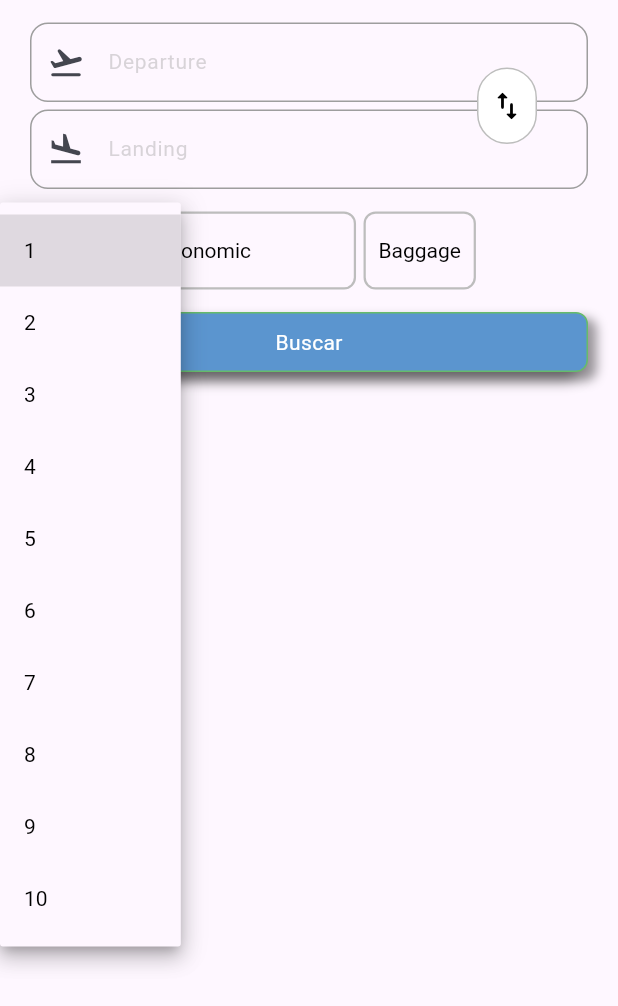
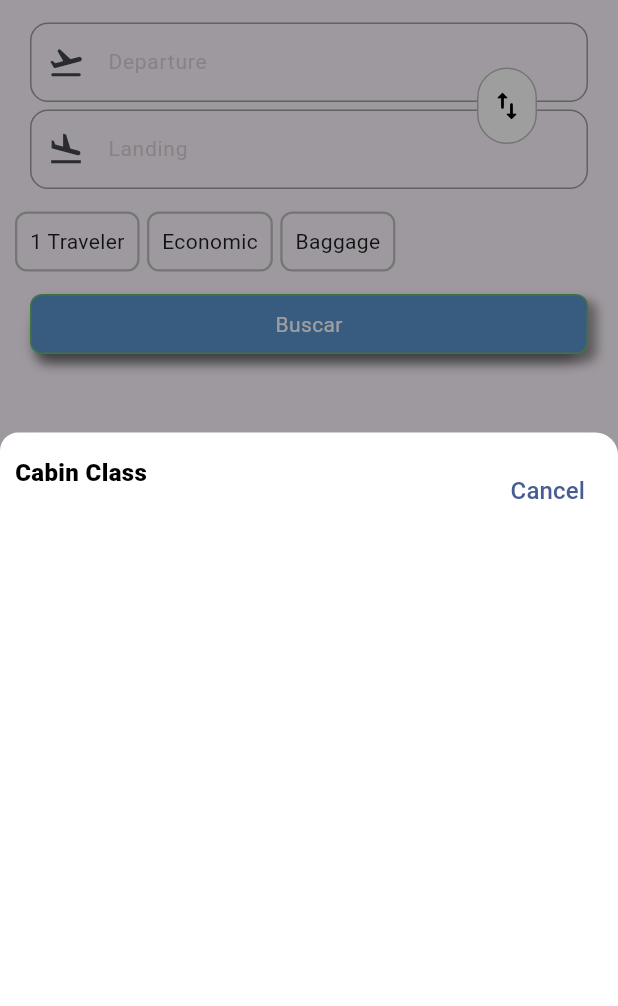
Before and after one commit to SebastianG03/flights_app_ui, a Flutter app: the screen it shows after launch, after a tap on "1 Traveler", on a phone screen of 412 x 824 dp. Shown: the top 1006 px of the screen. Run offline on Flutter 3.47's test engine with Material 3 defaults, Android fonts, the phone set to English and light mode, and no system bars; our stand-ins replace animate_do, flutter_map, flutter_riverpod, go_router, google_fonts, hooks_riverpod and 2 more.

Commit message:
Buttons changed, modal view partially completed

```diff
--- a/lib/config/theme/app_theme.dart
+++ b/lib/config/theme/app_theme.dart
@@ -48,6 +48,9 @@ class AppTheme {
   static final ThemeData lightTheme = ThemeData.light().copyWith(
       primaryColor: Colors.lightBlue,
       colorScheme: ColorScheme.fromSeed(seedColor: Colors.blueAccent.shade400),
+      bottomSheetTheme: const BottomSheetThemeData(
+        backgroundColor: Colors.white,
+      ),
       buttonTheme: const ButtonThemeData(
         padding: EdgeInsets.all(15),
         splashColor: Colors.transparent,
--- a/lib/layers/presentation/widgets/components/search/flight_details.dart
+++ b/lib/layers/presentation/widgets/components/search/flight_details.dart
@@ -1,3 +1,4 @@
+import 'package:flights_app/layers/presentation/widgets/custom/modals/bottom_modal.dart';
 import 'package:flutter/material.dart';
 
 import '../../custom/buttons/custom_dropdown.dart';
@@ -7,27 +8,34 @@ class FlightDetails extends StatelessWidget {
 
   @override
   Widget build(BuildContext context) {
-    return const Padding(
-      padding: EdgeInsets.only(right: 10, left: 10, bottom: 10),
+    return Padding(
+      padding: const EdgeInsets.only(right: 10, left: 10, bottom: 10),
       child: Row(
         children: [
-          CustomDropdownButton(
+          CustomModalButton(
             hint: '1 Traveler',
-            items: ['1', '2', '3', '4', '5', '6', '7', '8', '9', '10'],
+            onTap: () {
+              BottomModalSheet.show(
+                  context,
+                  "Cabin Class",
+                  Container(
+                    height: 200,
+                  ));
+            },
           ),
-          SizedBox(
+          const SizedBox(
             width: 5,
           ),
-          CustomDropdownButton(
+          CustomModalButton(
             hint: 'Economic',
-            items: ['Economic', 'Premium Economic', 'Business', 'First'],
+            onTap: () {},
           ),
-          SizedBox(
+          const SizedBox(
             width: 5,
           ),
-          CustomDropdownButton(
+          CustomModalButton(
             hint: 'Baggage',
-            items: ['1', '2', '3', '4', '5', '6', '7', '8', '9', '10'],
+            onTap: () {},
           ),
         ],
       ),
--- a/lib/layers/presentation/widgets/custom/buttons/clear_icon.dart
+++ b/lib/layers/presentation/widgets/custom/buttons/clear_icon.dart
@@ -1,3 +1,4 @@
+import 'package:animate_do/animate_do.dart';
 import 'package:flutter/material.dart';
 
 class ClearIcon extends StatelessWidget {
@@ -15,7 +16,12 @@ class ClearIcon extends StatelessWidget {
 
   @override
   Widget build(BuildContext context) {
-    return Container(
+    return FadeInLeft(
+      animate: true,
+      from: 15,
+      duration: const Duration(milliseconds: 500),
+      curve: Curves.fastOutSlowIn,
+      child: Container(
         margin: const EdgeInsets.all(10.0),
         decoration: BoxDecoration(
           color: backgroundColor,
@@ -28,6 +34,7 @@ class ClearIcon extends StatelessWidget {
           color: iconColor,
           size: iconSize,
         ),
+      ),
     );
   }
 }
--- a/lib/layers/presentation/widgets/custom/buttons/custom_dropdown.dart
+++ b/lib/layers/presentation/widgets/custom/buttons/custom_dropdown.dart
@@ -1,41 +1,29 @@
 import 'package:flutter/material.dart';
 
-class CustomDropdownButton extends StatefulWidget {
+class CustomModalButton extends StatefulWidget {
   final String hint;
-  final List<String> items;
-  const CustomDropdownButton(
-      {super.key, required this.items, required this.hint});
+  final VoidCallback onTap;
+  const CustomModalButton({super.key, required this.onTap, required this.hint});
 
   @override
-  State<CustomDropdownButton> createState() => _CustomDropdownButtonState();
+  State<CustomModalButton> createState() => _CustomModalButtonState();
 }
 
-class _CustomDropdownButtonState extends State<CustomDropdownButton> {
+class _CustomModalButtonState extends State<CustomModalButton> {
   @override
   Widget build(BuildContext context) {
-    return DecoratedBox(
-      decoration: BoxDecoration(
-        borderRadius: BorderRadius.circular(8),
-        border: Border.all(color: Colors.grey.shade400, width: 1.5),
+    return InkWell(
+      onTap: () => widget.onTap(),
+      child: DecoratedBox(
+        decoration: BoxDecoration(
+          borderRadius: BorderRadius.circular(8),
+          border: Border.all(color: Colors.grey.shade400, width: 1.5),
+        ),
+        child: Padding(
+          padding: const EdgeInsets.all(10.0),
+          child: Text(widget.hint),
+        ),
       ),
-      child: DropdownButton<String>(
-          iconSize: 0,
-          padding: const EdgeInsets.symmetric(horizontal: 10, vertical: 2),
-          hint: Text(
-            widget.hint,
-            style: const TextStyle(color: Colors.black, fontSize: 14),
-          ),
-          items: [
-            ...widget.items.map((val) => DropdownMenuItem<String>(
-                value: val,
-                child: Text(
-                  val,
-                )))
-          ],
-          style: const TextStyle(
-              fontWeight: FontWeight.normal, fontSize: 14, color: Colors.black),
-          underline: const SizedBox.shrink(),
-          onChanged: (value) {}),
     );
   }
 }
--- /dev/null
+++ b/lib/layers/presentation/widgets/custom/modals/bottom_modal.dart
@@ -0,0 +1,84 @@
+import 'package:flights_app/config/theme/app_theme.dart';
+import 'package:flutter/material.dart';
+
+class BottomModalSheet {
+  static void show(BuildContext context, String title, Widget content) {
+    Scaffold.of(context).showBottomSheet((context) {
+      return BottomSheetContainer(title: title, content: content);
+    });
+  }
+}
+
+class _BottomModalSheetHeader extends StatelessWidget {
+  final String title;
+  const _BottomModalSheetHeader({required this.title});
+
+  @override
+  Widget build(BuildContext context) {
+    return Padding(
+      padding: const EdgeInsets.symmetric(horizontal: 10, vertical: 15),
+      child: Row(
+        crossAxisAlignment: CrossAxisAlignment.start,
+        mainAxisAlignment: MainAxisAlignment.start,
+        children: [
+          Text(
+            title,
+            style: AppTheme.cardTitleTextStyle.copyWith(
+                fontStyle: FontStyle.normal, fontWeight: FontWeight.w800),
+          ),
+          const Spacer(),
+          TextButton(
+              onPressed: () => Navigator.pop(context),
+              child: const Text(
+                'Cancel',
+                style: TextStyle(fontSize: 16),
+              )),
+        ],
+      ),
+    );
+  }
+}
+
+class BottomSheetContainer extends StatelessWidget {
+  final String title;
+  final Widget content;
+  const BottomSheetContainer(
+      {super.key, required this.title, required this.content});
+
+  void _onTapDownDetails(TapDownDetails details) {
+    final x = details.globalPosition.dx;
+    final y = details.globalPosition.dy;
+    debugPrint("Position details: ${details.localPosition}");
+    debugPrint("Tap Down: ${x.toString()}, ${y.toString()}");
+  }
+
+  @override
+  Widget build(BuildContext context) {
+    return DecoratedBox(
+      decoration: const BoxDecoration(color: Colors.transparent, boxShadow: [
+        BoxShadow(
+          color: Colors.black38,
+          blurRadius: 10,
+          offset: Offset(1, 1),
+          spreadRadius: 1000000,
+        )
+      ]),
+      child: Container(
+        height: MediaQuery.of(context).size.height * 0.65,
+        width: MediaQuery.of(context).size.width,
+        decoration: const BoxDecoration(
+            borderRadius: BorderRadius.only(
+                topLeft: Radius.circular(12), topRight: Radius.circular(15)),
+            color: Colors.white),
+        child: Column(
+          children: [
+            _BottomModalSheetHeader(
+              title: title,
+            ),
+            content
+          ],
+        ),
+      ),
+    );
+  }
+}
```
Lines whose indentation alone changed are shown as unchanged.
